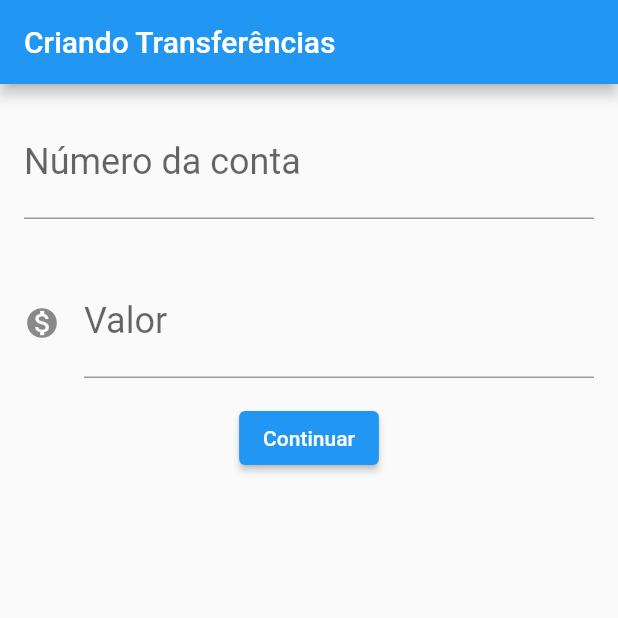
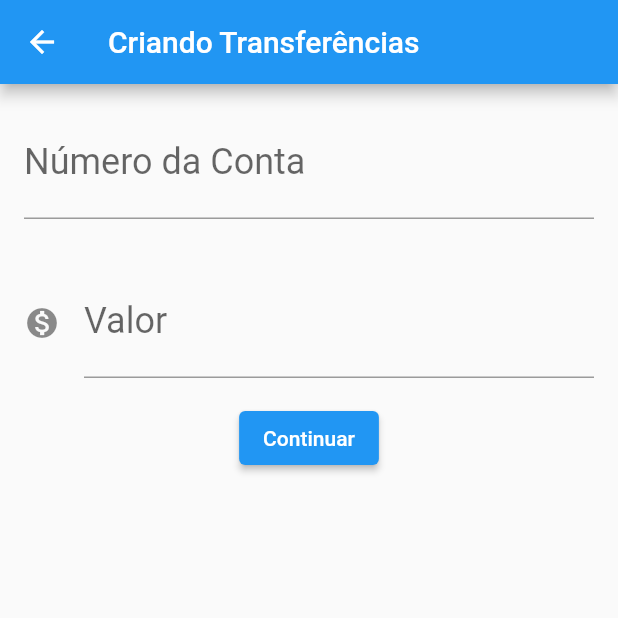
Before and after one commit to ThamyrisGT/alura-curso-fundamentos-flutter-projeto-basico, a Flutter app: the FormularioTransferencia screen opened directly, after a tap on "Continuar", on a phone screen of 412 x 824 dp, the top half of it. Run offline on Flutter 3.47's test engine with Material 2 defaults, Android fonts, the phone set to English and light mode, and no system bars.

```diff
--- a/bytebank/lib/main.dart
+++ b/bytebank/lib/main.dart
@@ -18,52 +18,67 @@ class FormularioTransferencia extends StatelessWidget {
       ),
       body: Column(
         children: [
-          Padding(
-            padding: const EdgeInsets.all(16.0),
-            child: TextField(
+          Editor(
               controller: _numeroDaContacontroller,
-              style: TextStyle(
-                fontSize: 24,
-              ),
-              decoration: InputDecoration(
-                labelText: 'Número da conta',
-                hintText: '000',
-              ),
-              keyboardType: TextInputType.number,
-            ),
-          ),
-          Padding(
-            padding: const EdgeInsets.all(16.0),
-            child: TextField(
+              rotulo: 'Número da Conta',
+              hintText: '000'),
+          Editor(
               controller: _valorcontroller,
-              style: TextStyle(
-                fontSize: 24,
-              ),
-              decoration: InputDecoration(
-                icon: Icon(Icons.monetization_on),
-                labelText: 'Valor',
-                hintText: '0.00',
-              ),
-              keyboardType: TextInputType.number,
-            ),
-          ),
+              rotulo: 'Valor',
+              hintText: '0.00',
+              icone: Icons.monetization_on),
           ElevatedButton(
-              onPressed: () {
-                final int? numeroConta =
-                    int.tryParse(_numeroDaContacontroller.text);
-                final double valor = double.parse(_valorcontroller.text);
-                if (numeroConta != null && valor != null) {
-                  final transferenciaCriada = Transferencia(valor, numeroConta);
-                  debugPrint('$transferenciaCriada');
-                  Scaffold.of(context).showSnackBar(
-                    SnackBar(
-                      content: Text('$transferenciaCriada'),
-                    ),
-                  );
-                }
-              },
+              onPressed: () => _criaTransferencia(context),
               child: Text("Continuar"))
         ],
+      ),
+    );
+  }
+
+  void _criaTransferencia(BuildContext context) {
+    final int? numeroConta = int.tryParse(_numeroDaContacontroller.text);
+    final double valor = double.parse(_valorcontroller.text);
+    if (numeroConta != null && valor != null) {
+      final transferenciaCriada = Transferencia(valor, numeroConta);
+      Navigator.pop(context, transferenciaCriada);
+
+      // debugPrint('$transferenciaCriada');
+      // Scaffold.of(context).showSnackBar(
+      //   SnackBar(
+      //     content: Text('$transferenciaCriada'),
+      //   ),
+      //);
+    }
+  }
+}
+
+class Editor extends StatelessWidget {
+  Editor(
+      {required this.controller,
+      required this.rotulo,
+      this.icone,
+      required this.hintText});
+
+  final TextEditingController controller;
+  final String rotulo;
+  final String hintText;
+  final IconData? icone;
+
+  @override
+  Widget build(BuildContext context) {
+    return Padding(
+      padding: const EdgeInsets.all(16.0),
+      child: TextField(
+        controller: controller,
+        style: TextStyle(
+          fontSize: 24,
+        ),
+        decoration: InputDecoration(
+          icon: icone != null ? Icon(icone) : null,
+          labelText: rotulo,
+          hintText: hintText,
+        ),
+        keyboardType: TextInputType.number,
       ),
     );
   }
@@ -76,29 +91,39 @@ class BytebankApp extends StatelessWidget {
   Widget build(BuildContext context) {
     return MaterialApp(
       home: Scaffold(
-        body: FormularioTransferencia(),
+        body: ListaTransferencia(),
       ),
     );
   }
 }
 
 class ListaTransferencia extends StatelessWidget {
+  final List<Transferencia> _listaTranferencia = [];
+
   @override
   Widget build(BuildContext context) {
-    // TODO: implement build
     return Scaffold(
       appBar: AppBar(title: Text("Transferências")),
       floatingActionButton: FloatingActionButton(
-        onPressed: () {},
+        onPressed: () {
+          final Future<Transferencia?> future =
+              Navigator.push(context, MaterialPageRoute(builder: (context) {
+            return FormularioTransferencia();
+          }));
+          future.then((value) {
+            if (value != null) {
+              _listaTranferencia.add(value);
+            }
+          });
+        },
         child: Icon(Icons.add),
       ),
-      body: Column(
-        children: [
-          ItemTransferencia(Transferencia(1000, 001)),
-          ItemTransferencia(Transferencia(1000, 001)),
-          ItemTransferencia(Transferencia(2000, 001)),
-          ItemTransferencia(Transferencia(1000, 002)),
-        ],
+      body: ListView.builder(
+        itemBuilder: (context, index) {
+          final transferencia = _listaTranferencia[index];
+          return ItemTransferencia(transferencia);
+        },
+        itemCount: _listaTranferencia.length,
       ),
     );
   }
```
